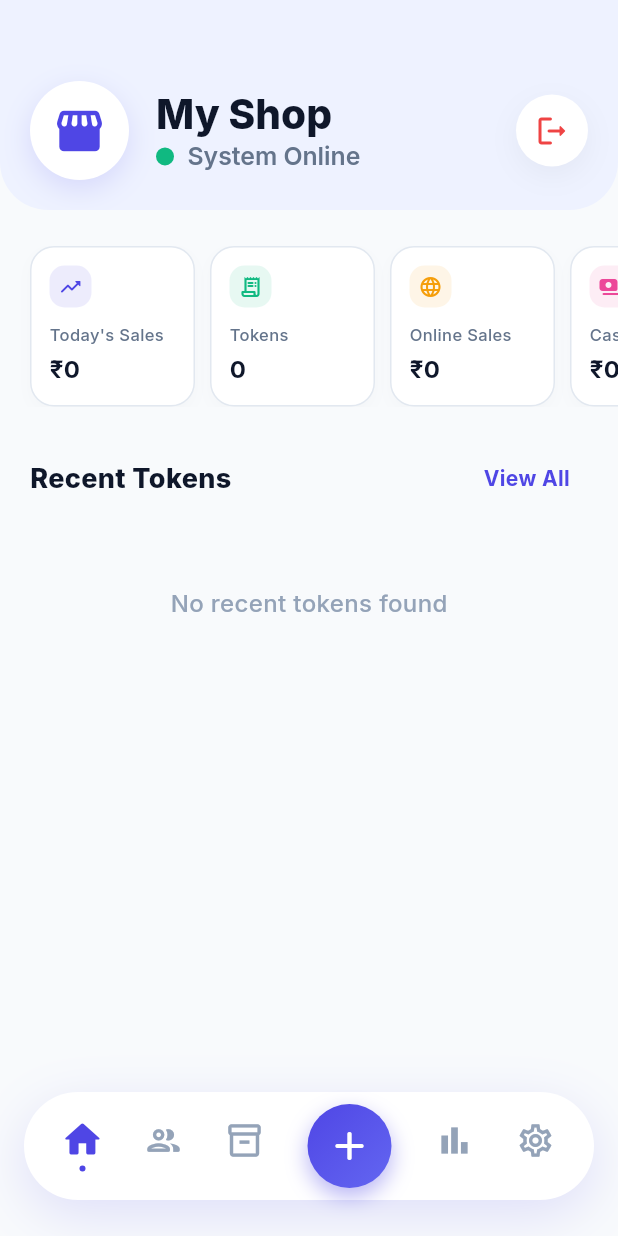
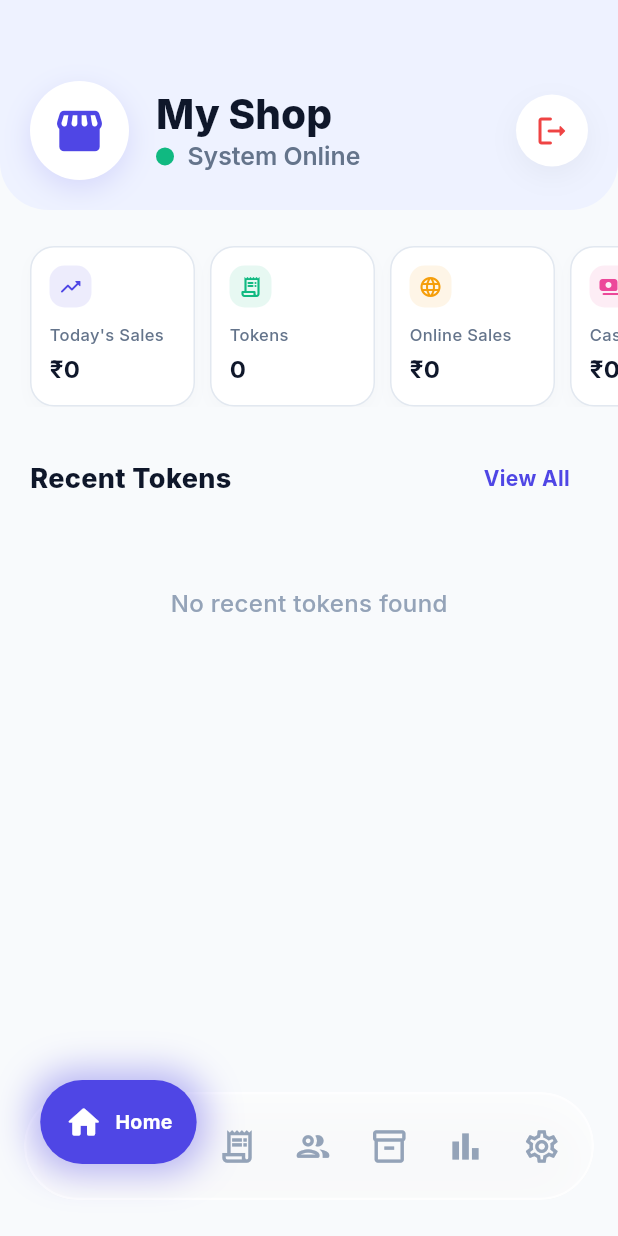
Before and after one commit to dharmik264/Billing-application, a Flutter app: the MainScreen screen opened directly, on a phone screen of 412 x 824 dp. Run offline on Flutter 3.47's test engine with Material 3 defaults, Android fonts, the phone set to English and light mode, and no system bars; drawn by our look-alikes of flutter_animate; our stand-ins replace google_fonts, image_picker, open_filex, pdf, printing, qr_flutter and 1 more; missing offline and left inert: blue_thermal_printer, dart:html, esc_pos_utils_plus; accounts and stored records are empty; network calls fail.

Commit message:
Implement Glassmorphic Lifted Sonar Navbar with Premium Animations

```diff
--- a/lib/screens/main_screen.dart
+++ b/lib/screens/main_screen.dart
@@ -1,4 +1,5 @@
 import 'dart:convert';
+import 'dart:ui';
 import 'package:flutter/material.dart';
 import 'package:google_fonts/google_fonts.dart';
 import 'package:shared_preferences/shared_preferences.dart';
@@ -226,68 +227,59 @@ class _MainScreenState extends State<MainScreen> {
   }
 
   Widget _buildUnifiedNavbar() {
-    List<Map<String, dynamic>> regularNavs = [];
-    int tokenIndex = -1;
-    for (int i = 0; i < _navItems.length; i++) {
-      if (_navItems[i]['label'] == 'Token') {
-        tokenIndex = i;
-      } else {
-        regularNavs.add({'index': i, ..._navItems[i]});
-      }
-    }
-    int half = (regularNavs.length / 2).ceil();
-    List<Map<String, dynamic>> leftNavs = regularNavs.sublist(0, half);
-    List<Map<String, dynamic>> rightNavs = regularNavs.sublist(half);
-
-    return Container(
+    return SizedBox(
+      height: 90, // Taller to allow lifted tabs to break out of the 72px navbar
+      child: Stack(
+        clipBehavior: Clip.none,
+        alignment: Alignment.bottomCenter,
+        children: [
+          // Glassmorphic Navbar Background
+          Positioned(
+            left: 0,
+            right: 0,
+            bottom: 0,
             height: 72,
+            child: ClipRRect(
+              borderRadius: BorderRadius.circular(36),
+              child: BackdropFilter(
+                filter: ImageFilter.blur(sigmaX: 12, sigmaY: 12),
+                child: Container(
                   decoration: BoxDecoration(
-        color: Colors.white,
+                    color: Colors.white.withOpacity(0.65),
                     borderRadius: BorderRadius.circular(36),
+                    border: Border.all(
+                      color: Colors.white.withOpacity(0.8),
+                      width: 1.5,
+                    ),
                     boxShadow: [
                       BoxShadow(
-            color: const Color(0xFF4F46E5).withValues(alpha: 0.15),
+                        color: Colors.black.withOpacity(0.05),
                         blurRadius: 30,
                         offset: const Offset(0, 10),
                       )
                     ],
                   ),
-      padding: const EdgeInsets.symmetric(horizontal: 12),
-      child: Row(
-        mainAxisAlignment: MainAxisAlignment.spaceBetween,
-        crossAxisAlignment: CrossAxisAlignment.center,
-        children: [
-          Row(
-            mainAxisSize: MainAxisSize.min,
-            children: leftNavs.map((nav) => _mobileNavItem(nav['index'], nav['icon'], nav['inactive'], nav['label'])).toList(),
-          ),
-          if (tokenIndex != -1)
-            GestureDetector(
-              onTap: () => _onTabTapped(tokenIndex),
-              child: Container(
-                width: 56,
-                height: 56,
-                decoration: BoxDecoration(
-                  shape: BoxShape.circle,
-                  gradient: const LinearGradient(
-                    colors: [Color(0xFF4F46E5), Color(0xFF6366F1)],
-                    begin: Alignment.topLeft,
-                    end: Alignment.bottomRight,
-                  ),
-                  boxShadow: [
-                    BoxShadow(
-                      color: const Color(0xFF4F46E5).withValues(alpha: 0.4),
-                      blurRadius: 12,
-                      offset: const Offset(0, 6),
-                    )
-                  ],
-                ),
-                child: const Icon(Icons.add_rounded, color: Colors.white, size: 32),
                 ),
               ),
-          Row(
-            mainAxisSize: MainAxisSize.min,
-            children: rightNavs.map((nav) => _mobileNavItem(nav['index'], nav['icon'], nav['inactive'], nav['label'])).toList(),
+            ),
+          ),
+          // Navigation Items Row
+          Positioned(
+            left: 0,
+            right: 0,
+            bottom: 0,
+            height: 90,
+            child: Padding(
+              padding: const EdgeInsets.symmetric(horizontal: 8),
+              child: Row(
+                mainAxisAlignment: MainAxisAlignment.spaceEvenly,
+                crossAxisAlignment: CrossAxisAlignment.end,
+                children: _navItems.map((nav) {
+                  int index = _navItems.indexOf(nav);
+                  return _mobileNavItem(index, nav['icon'], nav['inactive'], nav['label']);
+                }).toList(),
+              ),
+            ),
           ),
         ],
       ),
@@ -296,43 +288,68 @@ class _MainScreenState extends State<MainScreen> {
 
   Widget _mobileNavItem(int index, IconData activeIcon, IconData inactiveIcon, String label) {
     final isSelected = _currentIndex == index;
-    return GestureDetector(
+    return AnimatedContainer(
+      duration: const Duration(milliseconds: 350),
+      curve: Curves.easeOutBack,
+      margin: EdgeInsets.only(bottom: isSelected ? 24 : 12),
+      child: AnimatedContainer(
+        duration: const Duration(milliseconds: 350),
+        curve: Curves.easeOutBack,
+        height: isSelected ? 56 : 48,
+        constraints: BoxConstraints(
+          minWidth: isSelected ? 100 : 48,
+        ),
+        decoration: BoxDecoration(
+          color: isSelected ? const Color(0xFF4F46E5) : Colors.transparent,
+          borderRadius: BorderRadius.circular(28),
+          boxShadow: isSelected
+              ? [
+                  BoxShadow(
+                    color: const Color(0xFF4F46E5).withOpacity(0.4),
+                    blurRadius: 20,
+                    spreadRadius: 6, // Sonar Glow
+                  ),
+                ]
+              : [],
+        ),
+        child: Material(
+          color: Colors.transparent,
+          borderRadius: BorderRadius.circular(28),
+          child: InkWell(
+            borderRadius: BorderRadius.circular(28),
             onTap: () => _onTabTapped(index),
-      behavior: HitTestBehavior.opaque,
-      child: AnimatedContainer(
-        duration: const Duration(milliseconds: 300),
-        curve: Curves.easeOutQuint,
-        padding: const EdgeInsets.symmetric(horizontal: 12, vertical: 8),
-        margin: const EdgeInsets.symmetric(horizontal: 2),
-        color: Colors.transparent,
-        child: Column(
+            splashColor: Colors.white.withOpacity(0.2),
+            highlightColor: Colors.transparent,
+            child: Padding(
+              padding: isSelected ? const EdgeInsets.symmetric(horizontal: 16) : EdgeInsets.zero,
+              child: Row(
                 mainAxisSize: MainAxisSize.min,
                 mainAxisAlignment: MainAxisAlignment.center,
                 children: [
-            AnimatedScale(
-              scale: isSelected ? 1.15 : 1.0,
-              duration: const Duration(milliseconds: 300),
-              curve: Curves.easeOutQuint,
-              child: Icon(
+                  Icon(
                     isSelected ? activeIcon : inactiveIcon,
-                color: isSelected ? const Color(0xFF4F46E5) : const Color(0xFF94A3B8),
+                    color: isSelected ? Colors.white : const Color(0xFF94A3B8),
                     size: 26,
                   ),
-            ),
-            const SizedBox(height: 4),
-            AnimatedOpacity(
-              opacity: isSelected ? 1.0 : 0.0,
-              duration: const Duration(milliseconds: 300),
-              child: Container(
-                height: 4,
-                width: 4,
-                decoration: const BoxDecoration(
-                  color: Color(0xFF4F46E5),
-                  shape: BoxShape.circle,
+                  if (isSelected) ...[
+                    const SizedBox(width: 8),
+                    Flexible(
+                      child: Text(
+                        label,
+                        maxLines: 1,
+                        overflow: TextOverflow.clip,
+                        style: GoogleFonts.inter(
+                          fontSize: 13,
+                          fontWeight: FontWeight.w700,
+                          color: Colors.white,
                         ),
                       ),
                     ),
+                  ]
                 ],
+              ),
+            ),
+          ),
         ),
       ),
     );
```
Lines whose indentation alone changed are shown as unchanged.
